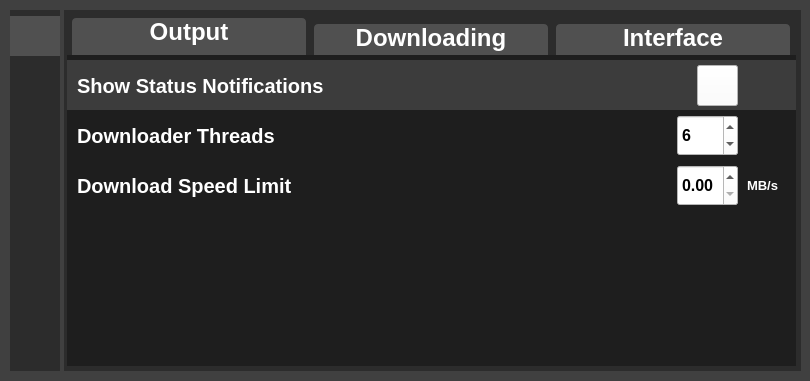
Above: Spotify Downloader/SpotifyDownloader.ui from WilliamSchack/Spotify-Downloader before the change. Below: the same form after it.
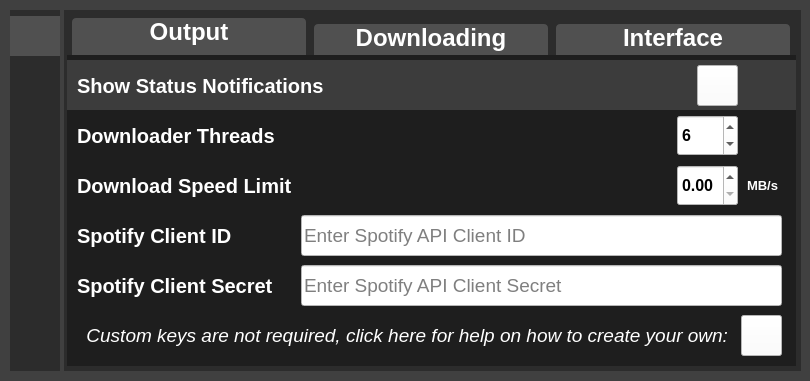
That is the form after the change. The open tabs and pages were chosen to show the change. Icons and pictures are not drawn. Custom widgets are drawn as their Qt base class.

Commit message:
Default API Key Change, Custom API Keys
- #54 Changed the key due to rate limiting, it would have gone away with time but just to make sure
- Added the ability to change your spotify api key in case of rate limiting or anything else

Patch:
```diff
--- a/Spotify Downloader/SpotifyDownloader.ui
+++ b/Spotify Downloader/SpotifyDownloader.ui
@@ -1551,6 +1551,233 @@
         <string notr="true">background-color: rgb(60, 60, 60);</string>
        </property>
       </widget>
+      <widget class="QLineEdit" name="SpotifyClientIDInput">
+       <property name="geometry">
+        <rect>
+         <x>234</x>
+         <y>160</y>
+         <width>481</width>
+         <height>41</height>
+        </rect>
+       </property>
+       <property name="minimumSize">
+        <size>
+         <width>0</width>
+         <height>41</height>
+        </size>
+       </property>
+       <property name="maximumSize">
+        <size>
+         <width>16777215</width>
+         <height>41</height>
+        </size>
+       </property>
+       <property name="font">
+        <font>
+         <pointsize>14</pointsize>
+        </font>
+       </property>
+       <property name="mouseTracking">
+        <bool>false</bool>
+       </property>
+       <property name="toolTip">
+        <string>&lt;html&gt;&lt;head/&gt;&lt;body&gt;&lt;p&gt;Spotify API Client ID used for fetching songs&lt;/p&gt;&lt;p&gt;&lt;span style=&quot; font-weight:700;&quot;&gt;If empty uses the default Spotify API Client ID&lt;/span&gt;&lt;/p&gt;&lt;/body&gt;&lt;/html&gt;</string>
+       </property>
+       <property name="styleSheet">
+        <string notr="true">background-color: rgb(255, 255, 255);
+selection-background-color: rgb(0, 120, 215);</string>
+       </property>
+       <property name="text">
+        <string/>
+       </property>
+       <property name="frame">
+        <bool>true</bool>
+       </property>
+       <property name="placeholderText">
+        <string>Enter Spotify API Client ID</string>
+       </property>
+      </widget>
+      <widget class="QLabel" name="SpotifyClientIDLabel">
+       <property name="geometry">
+        <rect>
+         <x>10</x>
+         <y>160</y>
+         <width>211</width>
+         <height>41</height>
+        </rect>
+       </property>
+       <property name="minimumSize">
+        <size>
+         <width>0</width>
+         <height>41</height>
+        </size>
+       </property>
+       <property name="font">
+        <font>
+         <family>Segoe UI</family>
+         <pointsize>15</pointsize>
+         <bold>true</bold>
+        </font>
+       </property>
+       <property name="styleSheet">
+        <string notr="true">color: rgb(255, 255, 255);
+background-color: rgba(0, 0, 0, 0);</string>
+       </property>
+       <property name="text">
+        <string>Spotify Client ID</string>
+       </property>
+       <property name="alignment">
+        <set>Qt::AlignLeading|Qt::AlignLeft|Qt::AlignVCenter</set>
+       </property>
+      </widget>
+      <widget class="QLineEdit" name="SpotifyClientSecretInput">
+       <property name="geometry">
+        <rect>
+         <x>234</x>
+         <y>210</y>
+         <width>481</width>
+         <height>41</height>
+        </rect>
+       </property>
+       <property name="minimumSize">
+        <size>
+         <width>0</width>
+         <height>41</height>
+        </size>
+       </property>
+       <property name="maximumSize">
+        <size>
+         <width>16777215</width>
+         <height>41</height>
+        </size>
+       </property>
+       <property name="font">
+        <font>
+         <pointsize>14</pointsize>
+        </font>
+       </property>
+       <property name="mouseTracking">
+        <bool>false</bool>
+       </property>
+       <property name="toolTip">
+        <string>&lt;html&gt;&lt;head/&gt;&lt;body&gt;&lt;p&gt;Spotify API Client Secret used for fetching songs&lt;/p&gt;&lt;p&gt;&lt;span style=&quot; font-weight:700;&quot;&gt;If empty uses the default Spotify API Client Secret&lt;/span&gt;&lt;/p&gt;&lt;/body&gt;&lt;/html&gt;</string>
+       </property>
+       <property name="styleSheet">
+        <string notr="true">background-color: rgb(255, 255, 255);
+selection-background-color: rgb(0, 120, 215);</string>
+       </property>
+       <property name="text">
+        <string/>
+       </property>
+       <property name="frame">
+        <bool>true</bool>
+       </property>
+       <property name="placeholderText">
+        <string>Enter Spotify API Client Secret</string>
+       </property>
+      </widget>
+      <widget class="QLabel" name="SpotifyClientSecretLabel">
+       <property name="geometry">
+        <rect>
+         <x>10</x>
+         <y>210</y>
+         <width>211</width>
+         <height>41</height>
+        </rect>
+       </property>
+       <property name="minimumSize">
+        <size>
+         <width>0</width>
+         <height>41</height>
+        </size>
+       </property>
+       <property name="font">
+        <font>
+         <family>Segoe UI</family>
+         <pointsize>15</pointsize>
+         <bold>true</bold>
+        </font>
+       </property>
+       <property name="styleSheet">
+        <string notr="true">color: rgb(255, 255, 255);
+background-color: rgba(0, 0, 0, 0);</string>
+       </property>
+       <property name="text">
+        <string>Spotify Client Secret</string>
+       </property>
+       <property name="alignment">
+        <set>Qt::AlignLeading|Qt::AlignLeft|Qt::AlignVCenter</set>
+       </property>
+      </widget>
+      <widget class="QLabel" name="SpotifyAPIHelpLabel">
+       <property name="geometry">
+        <rect>
+         <x>10</x>
+         <y>260</y>
+         <width>651</width>
+         <height>41</height>
+        </rect>
+       </property>
+       <property name="minimumSize">
+        <size>
+         <width>0</width>
+         <height>41</height>
+        </size>
+       </property>
+       <property name="font">
+        <font>
+         <family>Segoe UI</family>
+         <pointsize>14</pointsize>
+         <italic>true</italic>
+         <bold>false</bold>
+        </font>
+       </property>
+       <property name="styleSheet">
+        <string notr="true">color: rgb(255, 255, 255);
+background-color: rgba(0, 0, 0, 0);</string>
+       </property>
+       <property name="text">
+        <string>Custom keys are not required, click here for help on how to create your own:</string>
+       </property>
+       <property name="alignment">
+        <set>Qt::AlignRight|Qt::AlignTrailing|Qt::AlignVCenter</set>
+       </property>
+      </widget>
+      <widget class="QPushButton" name="SpotifyAPIHelpButton">
+       <property name="enabled">
+        <bool>true</bool>
+       </property>
+       <property name="geometry">
+        <rect>
+         <x>674</x>
+         <y>260</y>
+         <width>41</width>
+         <height>41</height>
+        </rect>
+       </property>
+       <property name="font">
+        <font>
+         <pointsize>16</pointsize>
+        </font>
+       </property>
+       <property name="styleSheet">
+        <string notr="true">background-color: rgb(255, 255, 255);
+color: rgb(0, 0, 0);</string>
+       </property>
+       <property name="text">
+        <string/>
+       </property>
+       <property name="icon">
+        <iconset resource="SpotifyDownloader.qrc">
+         <normaloff>:/SpotifyDownloader/Icons/Help_Icon_B_Filled.png</normaloff>:/SpotifyDownloader/Icons/Help_Icon_B_Filled.png</iconset>
+       </property>
+       <property name="iconSize">
+        <size>
+         <width>28</width>
+         <height>28</height>
+        </size>
+       </property>
+      </widget>
       <zorder>DownloadingSettings_LineIndicator</zorder>
       <zorder>DownloadSpeedSettingLabel</zorder>
       <zorder>DownloadSpeedSettingInput</zorder>
```
Left out of the diff: 6 changed lines with no effect on the pictures. The commit also changes 8 other files.
